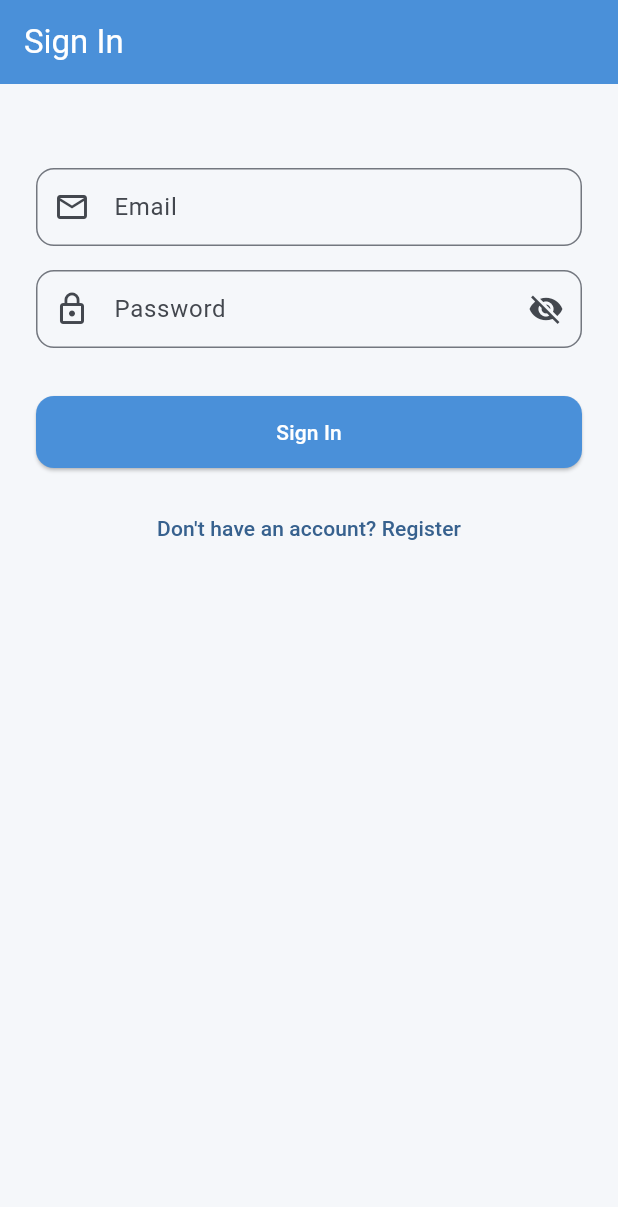
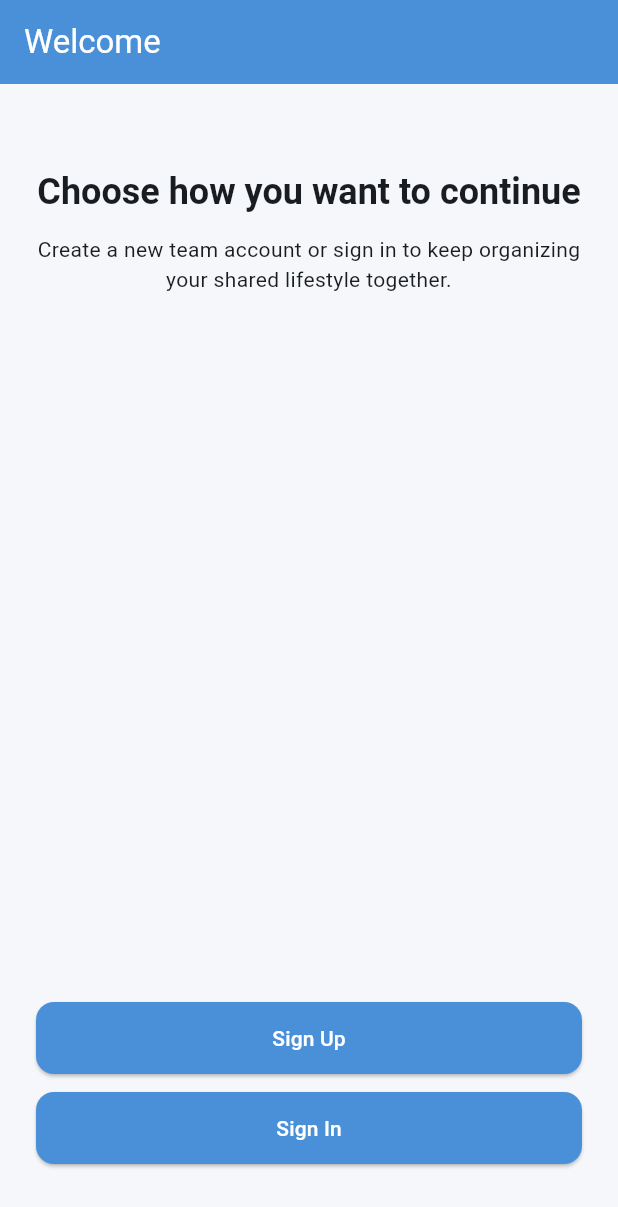
Before and after one commit to MustafaElayyan/Roommater, a Flutter app: the screen it shows after launch, after a tap on "Next", after a tap on "Skip", on a phone screen of 412 x 824 dp. Shown: the top 1207 px of the screen. Run offline on Flutter 3.47's test engine with Material 3 defaults, Android fonts, the phone set to English and light mode, and no system bars; our stand-ins replace cloud_firestore, firebase_auth, firebase_core, firebase_storage, flutter_riverpod, go_router; accounts and stored records are empty; network calls fail.

Commit message:
feat: add auth choice step after onboarding and update intro copy
Co-authored-by: MustafaElayyan <165664089+MustafaElayyan@users.noreply.github.com>

```diff
--- a/lib/app/router/app_router.dart
+++ b/lib/app/router/app_router.dart
@@ -4,6 +4,7 @@ import 'package:go_router/go_router.dart';
 
 import '../../features/auth/presentation/screens/login_screen.dart';
 import '../../features/auth/presentation/screens/register_screen.dart';
+import '../../features/auth/presentation/screens/auth_choice_screen.dart';
 import '../../features/onboarding/presentation/screens/onboarding_screen.dart';
 import '../../features/home/presentation/screens/home_screen.dart';
 import '../../features/roommate_listing/presentation/screens/listing_screen.dart';
@@ -28,6 +29,11 @@ final appRouterProvider = Provider<GoRouter>((ref) {
         path: AppRoutes.onboarding,
         builder: (BuildContext context, GoRouterState state) =>
             const OnboardingScreen(),
+      ),
+      GoRoute(
+        path: AppRoutes.authChoice,
+        builder: (BuildContext context, GoRouterState state) =>
+            const AuthChoiceScreen(),
       ),
       GoRoute(
         path: AppRoutes.login,
--- a/lib/app/router/app_routes.dart
+++ b/lib/app/router/app_routes.dart
@@ -4,6 +4,7 @@
 /// typos and make refactoring easier.
 abstract final class AppRoutes {
   // --- Auth ---
+  static const String authChoice = '/auth-choice';
   static const String login = '/login';
   static const String register = '/register';
 
--- /dev/null
+++ b/lib/features/auth/presentation/screens/auth_choice_screen.dart
@@ -0,0 +1,52 @@
+import 'package:flutter/material.dart';
+import 'package:go_router/go_router.dart';
+
+import '../../../../app/router/app_routes.dart';
+import '../../../../shared/widgets/app_button.dart';
+
+/// Screen that lets users explicitly choose sign-up or sign-in.
+class AuthChoiceScreen extends StatelessWidget {
+  const AuthChoiceScreen({super.key});
+
+  @override
+  Widget build(BuildContext context) {
+    return Scaffold(
+      appBar: AppBar(title: const Text('Welcome')),
+      body: SafeArea(
+        child: Padding(
+          padding: const EdgeInsets.all(24),
+          child: Column(
+            crossAxisAlignment: CrossAxisAlignment.stretch,
+            children: [
+              const SizedBox(height: 32),
+              Text(
+                'Choose how you want to continue',
+                style: Theme.of(context).textTheme.headlineSmall?.copyWith(
+                      fontWeight: FontWeight.bold,
+                    ),
+                textAlign: TextAlign.center,
+              ),
+              const SizedBox(height: 12),
+              Text(
+                'Create a new team account or sign in to keep organizing your shared lifestyle together.',
+                style: Theme.of(context).textTheme.bodyMedium,
+                textAlign: TextAlign.center,
+              ),
+              const Spacer(),
+              AppButton(
+                label: 'Sign Up',
+                onPressed: () => context.go(AppRoutes.register),
+              ),
+              const SizedBox(height: 12),
+              AppButton(
+                label: 'Sign In',
+                onPressed: () => context.go(AppRoutes.login),
+              ),
+              const SizedBox(height: 24),
+            ],
+          ),
+        ),
+      ),
+    );
+  }
+}
--- a/lib/features/onboarding/data/repositories/onboarding_repository_impl.dart
+++ b/lib/features/onboarding/data/repositories/onboarding_repository_impl.dart
@@ -10,21 +10,21 @@ class OnboardingRepositoryImpl {
   List<OnboardingPageEntity> getPages() {
     return const [
       OnboardingPageEntity(
-        title: 'Find Your Perfect Roommate',
+        title: 'Organize Shared Living Together',
         description:
-            'Browse verified profiles and connect with compatible roommates near you.',
+            'Roommater helps teams and housemates coordinate daily lifestyle routines in one place.',
         illustrationAsset: 'assets/illustrations/onboarding_1.png',
       ),
       OnboardingPageEntity(
-        title: 'List Your Space',
+        title: 'Coordinate Responsibilities',
         description:
-            'Post your room or apartment and reach thousands of potential roommates.',
+            'Plan chores, responsibilities, and personal commitments so everyone stays aligned.',
         illustrationAsset: 'assets/illustrations/onboarding_2.png',
       ),
       OnboardingPageEntity(
-        title: 'Chat Safely',
+        title: 'Keep Plans Moving',
         description:
-            'Message roommates directly inside the app before committing to anything.',
+            'Track shared plans and day-to-day progress to keep your team running smoothly.',
         illustrationAsset: 'assets/illustrations/onboarding_3.png',
       ),
     ];
--- a/lib/features/onboarding/presentation/screens/onboarding_screen.dart
+++ b/lib/features/onboarding/presentation/screens/onboarding_screen.dart
@@ -40,7 +40,7 @@ class _OnboardingScreenState extends ConsumerState<OnboardingScreen> {
         curve: Curves.easeInOut,
       );
     } else {
-      context.go(AppRoutes.login);
+      context.go(AppRoutes.authChoice);
     }
   }
 
@@ -119,7 +119,7 @@ class _OnboardingScreenState extends ConsumerState<OnboardingScreen> {
                   const SizedBox(height: 8),
                   if (currentIndex < pages.length - 1)
                     TextButton(
-                      onPressed: () => context.go(AppRoutes.login),
+                      onPressed: () => context.go(AppRoutes.authChoice),
                       child: const Text('Skip'),
                     ),
                 ],
```
Also changed, not shown: 1 other file.
